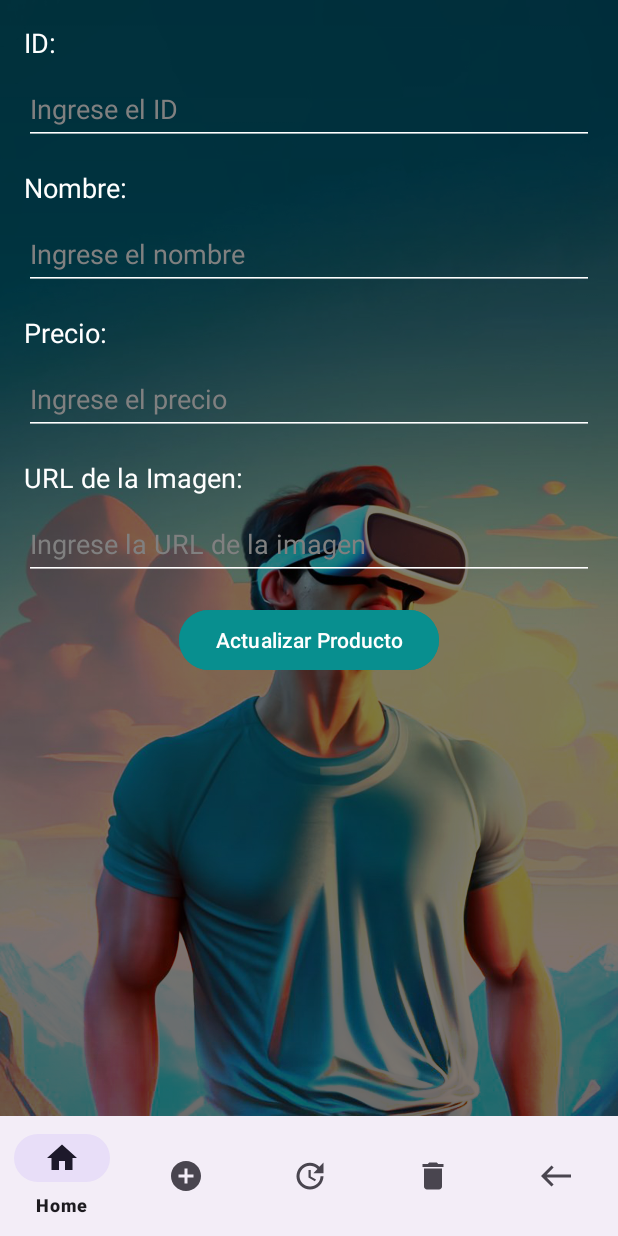
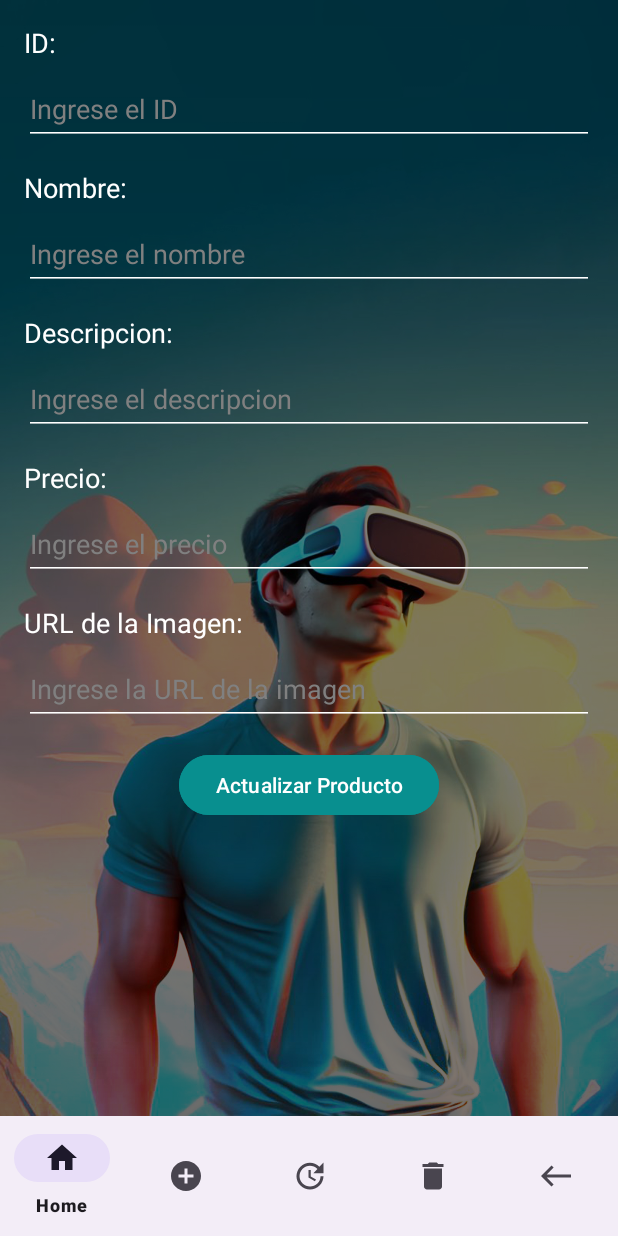
Before and after one commit to eXdesy/ApiRestRaptureAR, an Android app: the UpdateFragment screen opened through its navigation route, on a phone screen of 412 x 824 dp. Run offline under Robolectric (Android 15) with nearby library versions, the phone set to English and light mode, and no system bars.

Commit message:
update 3.0

```diff
--- a/ApiRestRaptureAR/src/main/java/com/app/arrapture/dto/ProductDTO.java
+++ b/ApiRestRaptureAR/src/main/java/com/app/arrapture/dto/ProductDTO.java
@@ -16,6 +16,9 @@ public class ProductDTO {
     /** Nombre del producto. */
     private String name;
 
+    /** Descripción del producto. */
+    private String description;
+
     /** Precio del producto. */
     private int price;
 
--- a/RaptureAR/app/build.gradle.kts
+++ b/RaptureAR/app/build.gradle.kts
@@ -39,7 +39,7 @@ dependencies {
     implementation("androidx.constraintlayout:constraintlayout:2.1.4")
     implementation ("androidx.cardview:cardview:1.0.0")
 
-    implementation ("com.squareup.picasso:picasso:2.8")
+    implementation ("com.squareup.picasso:picasso:2.71828")
 
     implementation("androidx.navigation:navigation-fragment:2.7.6")
     implementation("androidx.navigation:navigation-ui:2.7.6")
--- a/RaptureAR/app/src/main/AndroidManifest.xml
+++ b/RaptureAR/app/src/main/AndroidManifest.xml
@@ -1,8 +1,7 @@
 <?xml version="1.0" encoding="utf-8"?>
 <manifest xmlns:android="http://schemas.android.com/apk/res/android"
     xmlns:tools="http://schemas.android.com/tools">
-    <uses-permission android:name="android.permission.INTERNET"/>
-
+    <uses-permission android:name="android.permission.INTERNET" />
 
     <application
         android:allowBackup="true"
--- a/RaptureAR/app/src/main/java/com/vedruna/proyectomutimedia/CreateFragment.java
+++ b/RaptureAR/app/src/main/java/com/vedruna/proyectomutimedia/CreateFragment.java
@@ -27,6 +27,7 @@ import retrofit2.converter.gson.GsonConverterFactory;
  */
 public class CreateFragment extends Fragment {
     EditText nameText; // Declaración del EditText para el nombre
+    EditText descriptionText; // Campo de texto para la descripcion del producto
     EditText priceText; // Declaración del EditText para el precio
     EditText editTextUrlImagen; // Declaración del EditText para la URL de la imagen
     Button button; // Declaración del botón
@@ -56,6 +57,7 @@ public class CreateFragment extends Fragment {
         View rootView = inflater.inflate(R.layout.fragment_create, container, false);
         // Inicializar los EditText
         nameText = rootView.findViewById(R.id.editTextNombre);
+        descriptionText = rootView.findViewById(R.id.editTextDescription);
         priceText = rootView.findViewById(R.id.editTextPrecio);
         editTextUrlImagen = rootView.findViewById(R.id.editTextUrlImagen);
         // Inicializar el botón
@@ -67,6 +69,8 @@ public class CreateFragment extends Fragment {
             public void onClick(View v) {
                 // Obtener el texto del EditText del nombre
                 String nombre = nameText.getText().toString();
+                // Obtener el texto del EditText del description
+                String description = descriptionText.getText().toString();
                 // Obtener el texto del EditText del precio
                 String precioString = priceText.getText().toString();
                 // Obtener el texto del EditText de la URL de la imagen
@@ -78,7 +82,7 @@ public class CreateFragment extends Fragment {
                 // Convertir el precio a flotante
                 float precio = Float.parseFloat(precioString);
                 // Crear un objeto ProductDTO con los datos obtenidos
-                ProductDTO dto = new ProductDTO(nombre, precio, urlImagen);
+                ProductDTO dto = new ProductDTO(nombre, description, precio, urlImagen);
                 // Llamar al método create con el objeto ProductDTO
                 create(dto);
             }
--- a/RaptureAR/app/src/main/java/com/vedruna/proyectomutimedia/HomeFragment.java
+++ b/RaptureAR/app/src/main/java/com/vedruna/proyectomutimedia/HomeFragment.java
@@ -93,7 +93,7 @@ public class HomeFragment extends Fragment {
      * Contenedor @param Si no es nulo, esta es la vista principal en la que se encuentra el fragmento.
      * Se debe adjuntar la interfaz de usuario. El fragmento no debe agregar la vista en sí,
      * pero esto se puede usar para generar los LayoutParams de la vista.
-     * @param saveInstanceState Si no es nulo, este fragmento se está reconstruyendo
+     * @param savedInstanceState Si no es nulo, este fragmento se está reconstruyendo
      * de un estado guardado anterior como se indica aquí.
      *
      * @return Devuelve la vista creada
--- a/RaptureAR/app/src/main/java/com/vedruna/proyectomutimedia/UpdateFragment.java
+++ b/RaptureAR/app/src/main/java/com/vedruna/proyectomutimedia/UpdateFragment.java
@@ -26,6 +26,7 @@ public class UpdateFragment extends Fragment {
     EditText nameText; // Campo de texto para el nombre del producto
     EditText priceText; // Campo de texto para el precio del producto
     EditText editTextUrlImagen; // Campo de texto para la URL de la imagen del producto
+    EditText descriptionText; // Campo de texto para la descripcion del producto
     Button button; // Botón para actualizar el producto
     EditText idText; // Campo de texto para el ID del producto (nuevo)
 
@@ -55,6 +56,7 @@ public class UpdateFragment extends Fragment {
         // Inicializar los EditText
         idText = rootView.findViewById(R.id.editTextID); // Obtener el EditText para el ID del producto
         nameText = rootView.findViewById(R.id.editTextNombre); // Obtener el EditText para el nombre del producto
+        descriptionText = rootView.findViewById(R.id.editTextDescription); // Obtener el EditText para la descripcion del producto
         priceText = rootView.findViewById(R.id.editTextPrecio); // Obtener el EditText para el precio del producto
         editTextUrlImagen = rootView.findViewById(R.id.editTextUrlImagen); // Obtener el EditText para la URL de la imagen del producto
 
@@ -82,11 +84,12 @@ public class UpdateFragment extends Fragment {
     private void actualizar() { // Método para actualizar el producto
         String id = idText.getText().toString().trim(); // Obtener el ID del producto
         String nombre = nameText.getText().toString().trim(); // Obtener el nombre del producto
+        String description = descriptionText.getText().toString().trim(); // Obtener la descripcion del producto
         String precio = priceText.getText().toString().trim(); // Obtener el precio del producto
         String imagen = editTextUrlImagen.getText().toString().trim(); // Obtener la URL de la imagen del producto
 
         // Crear un objeto ProductDTO en lugar de Product
-        ProductDTO productDTO = new ProductDTO(nombre, Float.parseFloat(precio), imagen);
+        ProductDTO productDTO = new ProductDTO(nombre, description, Float.parseFloat(precio), imagen);
 
         crudInterface = retrofit.create(CRUDInterface.class); // Crear una instancia de CRUDInterface
 
--- a/RaptureAR/app/src/main/java/com/vedruna/proyectomutimedia/interfaz/CRUDInterface.java
+++ b/RaptureAR/app/src/main/java/com/vedruna/proyectomutimedia/interfaz/CRUDInterface.java
@@ -14,43 +14,44 @@ import retrofit2.http.PUT;
 import retrofit2.http.Path;
 
 /**
- * Interfaz que define las operaciones básicas CRUD para productos.
+ * Interfaz que define las operaciones CRUD (Crear, Leer, Actualizar, Borrar) para la gestión de productos.
  */
 public interface CRUDInterface {
+
     /**
-     * Obtiene todos los productos.
+     * Obtiene la lista de todos los productos.
      *
-     * @return Una llamada asíncrona que devuelve una lista de productos.
+     * @return Una llamada (Call) que devuelve una lista de productos.
      */
-    @GET("/product")
+    @GET("product")
     Call<List<Product>> getAll();
 
     /**
      * Crea un nuevo producto.
      *
-     * @param dto DTO del producto que se va a crear.
-     * @return Una llamada asíncrona que devuelve el producto creado.
+     * @param dto El objeto DTO (ProductDTO) que representa el nuevo producto a crear.
+     * @return Una llamada (Call) que devuelve el producto creado.
      */
-    @POST("/product")
-   Call<Product>create(@Body ProductDTO dto);
+    @POST("product")
+    Call<Product>create(@Body ProductDTO dto);
 
     /**
      * Actualiza un producto existente.
      *
-     * @param id          ID del producto que se va a actualizar.
-     * @param productDTO  DTO del producto actualizado.
-     * @return Una llamada asíncrona que devuelve el producto actualizado.
+     * @param id         El ID del producto a actualizar.
+     * @param productDTO El objeto DTO (ProductDTO) con los nuevos datos del producto.
+     * @return Una llamada (Call) que devuelve el producto actualizado.
      */
-    @PUT("/product/{id}")
+    @PUT("product/{id}")
     Call<Product> actualizar(@Path("id") int id, @Body ProductDTO productDTO);
 
     /**
      * Elimina un producto existente.
      *
-     * @param id ID del producto que se va a eliminar.
-     * @return Una llamada asíncrona que no devuelve ningún resultado.
+     * @param id El ID del producto a eliminar.
+     * @return Una llamada (Call) que no devuelve ningún resultado.
      */
-    @DELETE("/product/{id}")
+    @DELETE("product/{id}")
     Call<Void>delete(@Path("id")int id);
 
 }
--- a/RaptureAR/app/src/main/res/layout/fragment_update.xml
+++ b/RaptureAR/app/src/main/res/layout/fragment_update.xml
@@ -83,6 +83,30 @@
             android:textColorLink="#808080"
             android:backgroundTint="#FFFFFF" />
 
+        <!-- THE DESCRIPTION -->
+        <TextView
+            android:layout_width="match_parent"
+            android:layout_height="wrap_content"
+            android:layout_marginTop="16dp"
+            android:layout_marginBottom="8dp"
+            android:text="Descripcion:"
+            android:textColor="#FFFFFF"
+            android:textColorHint="#808080"
+            android:textColorLink="#808080"
+            android:textSize="18sp" />
+        <!-- ENTER THE DESCRIPTION -->
+        <EditText
+            android:id="@+id/editTextDescription"
+            android:layout_width="match_parent"
+            android:layout_height="wrap_content"
+            android:hint="Ingrese el descripcion"
+            android:inputType="text"
+            android:minHeight="48dp"
+            android:textColor="#FFFFFF"
+            android:textColorHint="#808080"
+            android:textColorLink="#808080"
+            android:backgroundTint="#FFFFFF" />
+
         <!-- THE PRICE -->
         <TextView
             android:layout_width="match_parent"
```
Also changed, not shown: ApiRestRaptureAR/src/main/java/com/app/arrapture/controller/ProductController.java (+6 -5 lines), ApiRestRaptureAR/src/main/java/com/app/arrapture/model/Product.java (+20 -0 lines), RaptureAR/app/src/main/java/com/vedruna/proyectomutimedia/adapters/ProductAdapter.java (+7 -0 lines), RaptureAR/app/src/main/java/com/vedruna/proyectomutimedia/dto/ProductDTO.java (+26 -2 lines), RaptureAR/app/src/main/java/com/vedruna/proyectomutimedia/model/Product.java (+27 -4 lines), RaptureAR/app/src/main/res/layout/fragment_create.xml (+22 -0 lines), RaptureAR/app/src/main/res/layout/product_list.xml (+46 -23 lines).
